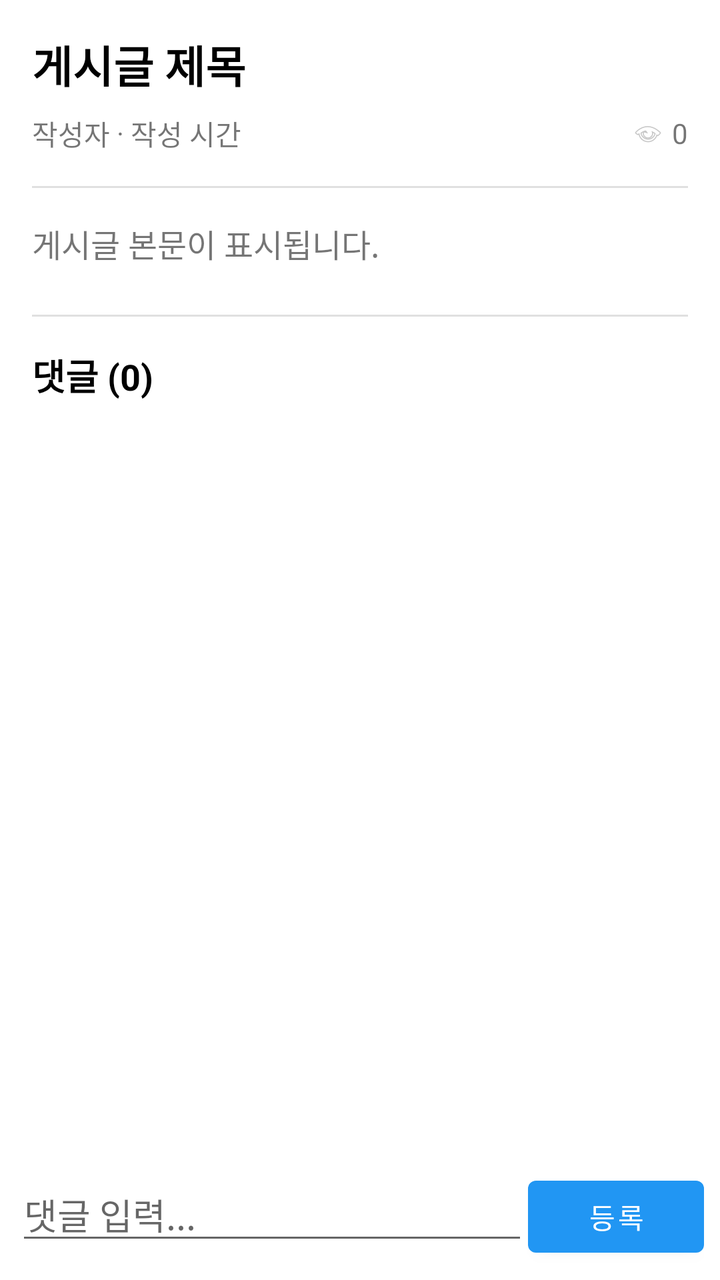
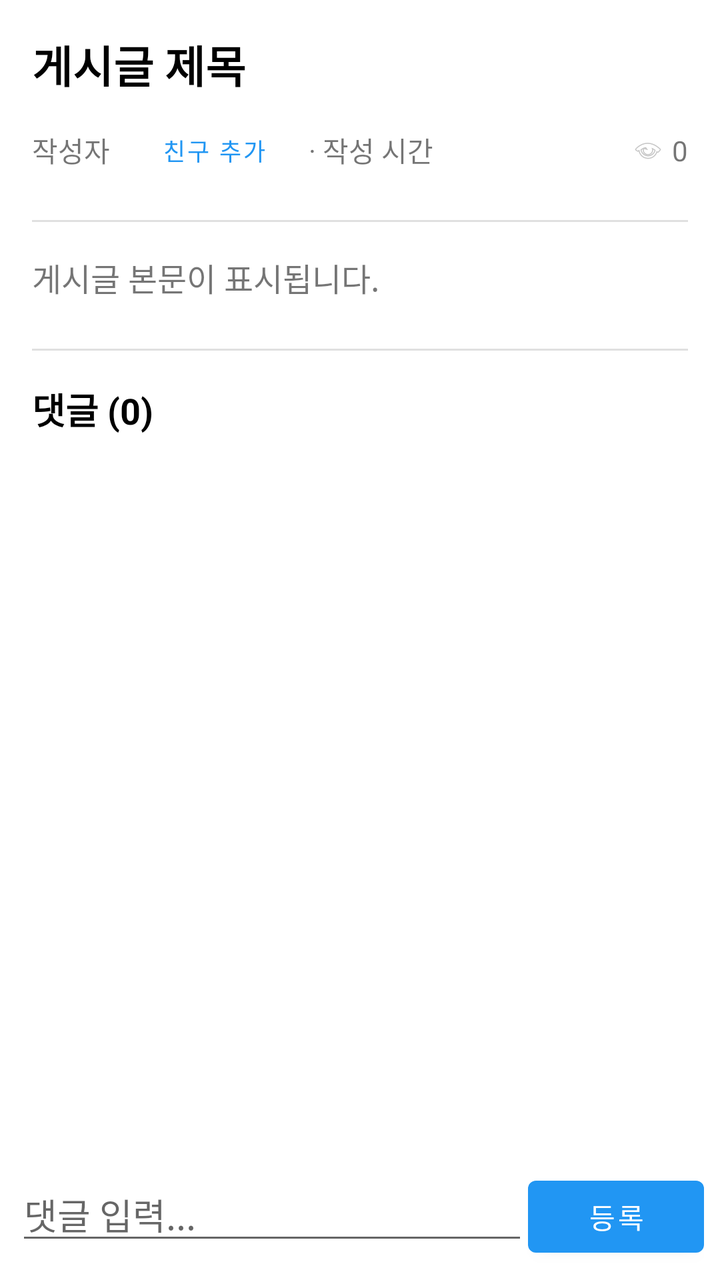

Two renders of the same Android screen: before a commit and after it. Below are the layout's source before the change and the commit's diff.
<!-- AndroidManifest.xml: activity theme Theme.SocialMyMap -->
<!-- res/layout/activity_post_detail.xml -->
<?xml version="1.0" encoding="utf-8"?>
<RelativeLayout xmlns:android="http://schemas.android.com/apk/res/android"
    android:layout_width="match_parent"
    android:layout_height="match_parent"
    android:fitsSystemWindows="true">

    <LinearLayout
        android:id="@+id/comment_input_layout"
        android:layout_width="match_parent"
        android:layout_height="wrap_content"
        android:layout_alignParentBottom="true"
        android:orientation="horizontal"
        android:padding="8dp"
        android:background="@android:color/white">

        <EditText
            android:id="@+id/et_comment"
            android:layout_width="0dp"
            android:layout_height="wrap_content"
            android:layout_weight="1"
            android:hint="댓글 입력..." />

        <Button
            android:id="@+id/btn_submit_comment"
            android:layout_width="wrap_content"
            android:layout_height="wrap_content"
            android:text="등록" />
    </LinearLayout>

    <androidx.core.widget.NestedScrollView
        android:layout_width="match_parent"
        android:layout_height="match_parent"
        android:layout_above="@id/comment_input_layout">

        <LinearLayout
            android:layout_width="match_parent"
            android:layout_height="wrap_content"
            android:orientation="vertical"
            android:padding="16dp">

            <TextView
                android:id="@+id/tv_detail_title"
                android:layout_width="wrap_content"
                android:layout_height="wrap_content"
                android:text="게시글 제목"
                android:textSize="22sp"
                android:textStyle="bold"
                android:textColor="@android:color/black" />

            <LinearLayout
                android:layout_width="match_parent"
                android:layout_height="wrap_content"
                android:orientation="horizontal"
                android:layout_marginTop="8dp"
                android:layout_marginBottom="16dp"
                android:gravity="center_vertical">

                <TextView
                    android:id="@+id/tv_detail_author"
                    android:layout_width="wrap_content"
                    android:layout_height="wrap_content"
                    android:text="작성자" />

                <TextView
                    android:layout_width="wrap_content"
                    android:layout_height="wrap_content"
                    android:text=" · " />

                <TextView
                    android:id="@+id/tv_detail_time"
                    android:layout_width="wrap_content"
                    android:layout_height="wrap_content"
                    android:text="작성 시간" />

                <View
                    android:layout_width="0dp"
                    android:layout_height="0dp"
                    android:layout_weight="1" />

                <ImageView
                    android:layout_width="16dp"
                    android:layout_height="16dp"
                    android:src="@android:drawable/ic_menu_view"
                    android:alpha="0.5" />
                <TextView
                    android:id="@+id/tv_detail_views"
                    android:layout_width="wrap_content"
                    android:layout_height="wrap_content"
                    android:layout_marginStart="4dp"
                    android:text="0" />
            </LinearLayout>

            <View
                android:layout_width="match_parent"
                android:layout_height="1dp"
                android:background="#E0E0E0"
                android:layout_marginBottom="16dp" />

            <TextView
                android:id="@+id/tv_detail_content"
                android:layout_width="match_parent"
                android:layout_height="wrap_content"
                android:text="게시글 본문이 표시됩니다."
                android:textSize="16sp"
                android:lineSpacingExtra="4dp" />

            <View
                android:layout_width="match_parent"
                android:layout_height="1dp"
                android:background="#E0E0E0"
                android:layout_marginTop="24dp"
                android:layout_marginBottom="16dp" />

            <TextView
                android:id="@+id/tv_detail_comment_header"
                android:layout_width="wrap_content"
                android:layout_height="wrap_content"
                android:text="댓글 (0)"
                android:textSize="18sp"
                android:textStyle="bold"
                android:textColor="@android:color/black"
                android:layout_marginBottom="8dp" />

            <androidx.recyclerview.widget.RecyclerView
                android:id="@+id/rv_comments"
                android:layout_width="match_parent"
                android:layout_height="wrap_content" />

        </LinearLayout>
    </androidx.core.widget.NestedScrollView>

</RelativeLayout>
<!-- resources referenced by this layout -->
<resources>
  <style name="Theme.SocialMyMap" parent="Theme.MaterialComponents.DayNight.DarkActionBar">
          
          <item name="colorPrimary">@color/blue_500</item>
          <item name="colorPrimaryVariant">@color/blue_700</item>
          <item name="colorOnPrimary">@color/white</item>
          
          <item name="colorSecondary">@color/teal_200</item>
          <item name="colorSecondaryVariant">@color/teal_700</item>
          <item name="colorOnSecondary">@color/black</item>
          
          <item name="android:statusBarColor" tools:targetApi="l">?attr/colorPrimaryVariant</item>
          
  
          
          <item name="android:windowDrawsSystemBarBackgrounds">true</item>
          <item name="android:statusBarColor">@android:color/transparent</item>
          <item name="android:navigationBarColor">@android:color/transparent</item>
          <item name="android:windowLightStatusBar">true</item>
          <item name="android:windowLightNavigationBar" tools:targetApi="o_mr1">true</item>
      </style>
  <color name="blue_500">#2196F3</color>
  <color name="blue_700">#1976D2</color>
  <color name="white">#FFFFFFFF</color>
  <color name="teal_200">#FF03DAC5</color>
  <color name="teal_700">#FF018786</color>
  <color name="black">#FF000000</color>
</resources>

<!-- the commit's change to res/layout/activity_post_detail.xml (unified diff, before → after) -->
@@ -60,6 +60,19 @@
                     android:layout_width="wrap_content"
                     android:layout_height="wrap_content"
                     android:text="작성자" />
+
+                <Button
+                    android:id="@+id/btn_add_friend"
+                    android:layout_width="wrap_content"
+                    android:layout_height="wrap_content"
+                    android:text="친구 추가"
+                    android:textSize="12sp"
+                    android:textColor="#2196F3"
+                    android:paddingStart="8dp"
+                    android:paddingEnd="8dp"
+                    android:layout_marginStart="8dp"
+                    android:minHeight="0dp"
+                    android:background="?attr/selectableItemBackground"/>
 
                 <TextView
                     android:layout_width="wrap_content"
